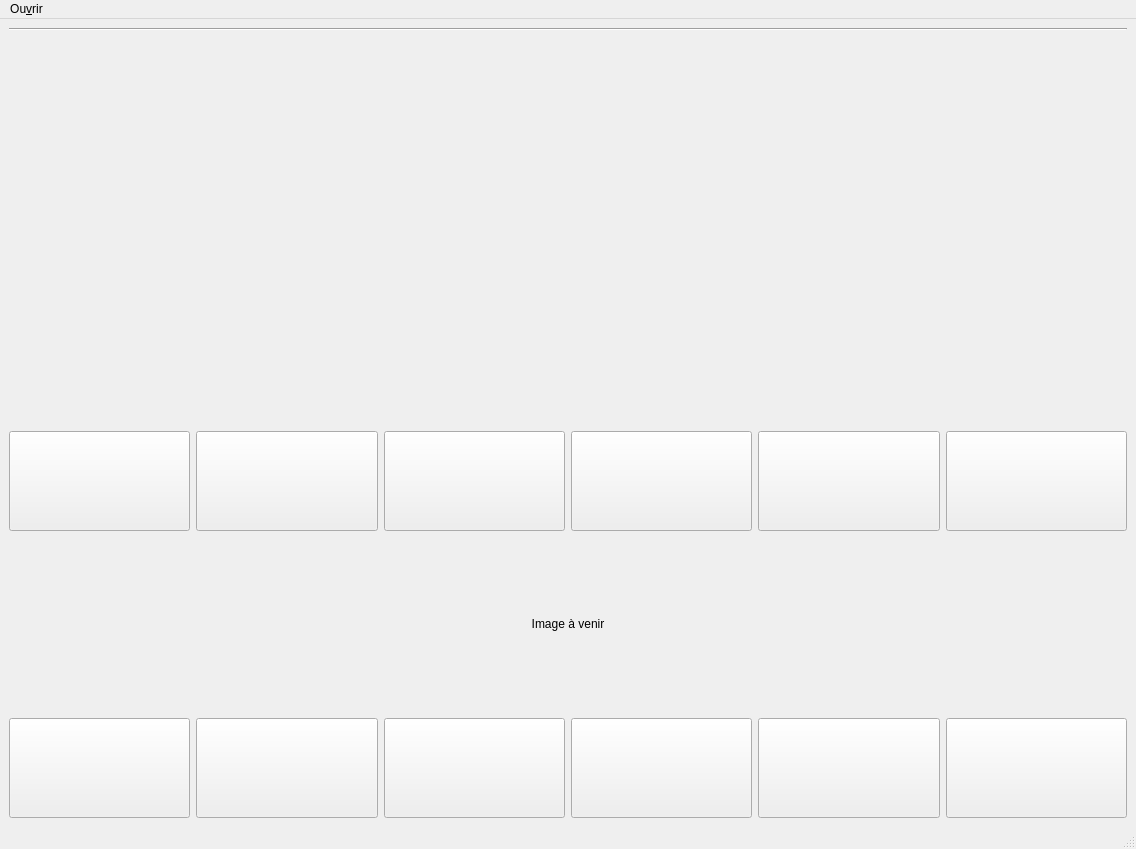
Above: gui.ui from AwAICentrale/AwAI before the change. Below: the same form after it.
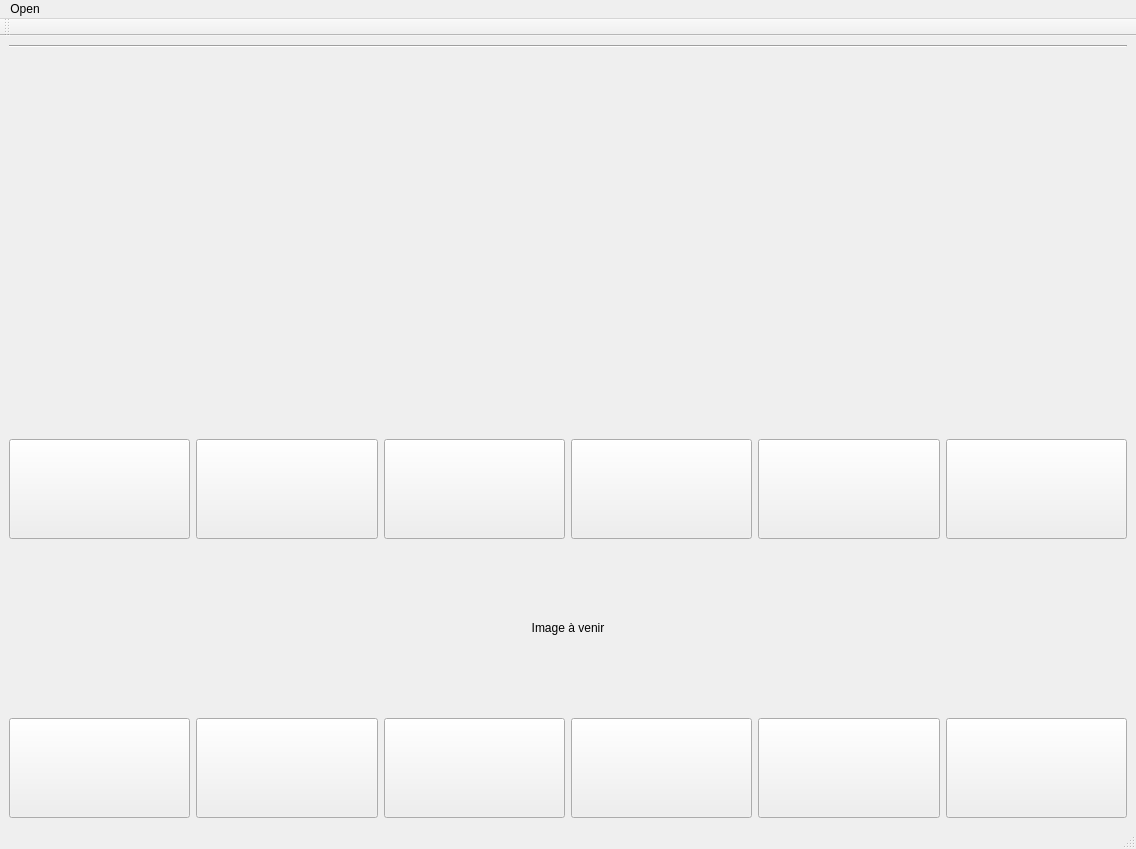
That is the form after the change. Icons and pictures are not drawn.

Commit message: Fix some translations in the menu and name

```diff
--- a/gui.ui
+++ b/gui.ui
@@ -225,16 +225,27 @@
      <height>25</height>
     </rect>
    </property>
-   <widget class="QMenu" name="menuOuvrir">
+   <widget class="QMenu" name="menuOpen">
     <property name="title">
-     <string>Ou&amp;vrir</string>
+     <string>Open</string>
     </property>
     <addaction name="actionNouvelle_partie"/>
     <addaction name="actionQuitter"/>
    </widget>
-   <addaction name="menuOuvrir"/>
+   <addaction name="menuOpen"/>
   </widget>
-  <action name="actionNouvelle_partie">
+  <widget class="QToolBar" name="toolBar">
+   <property name="windowTitle">
+    <string>toolBar</string>
+   </property>
+   <attribute name="toolBarArea">
+    <enum>TopToolBarArea</enum>
+   </attribute>
+   <attribute name="toolBarBreak">
+    <bool>false</bool>
+   </attribute>
+  </widget>
+  <action name="actionNewGame">
    <property name="text">
     <string>&amp;Nouvelle partie</string>
    </property>
```
Left out of the diff: 41 changed lines with no effect on the pictures. The commit also changes 1 other file.
